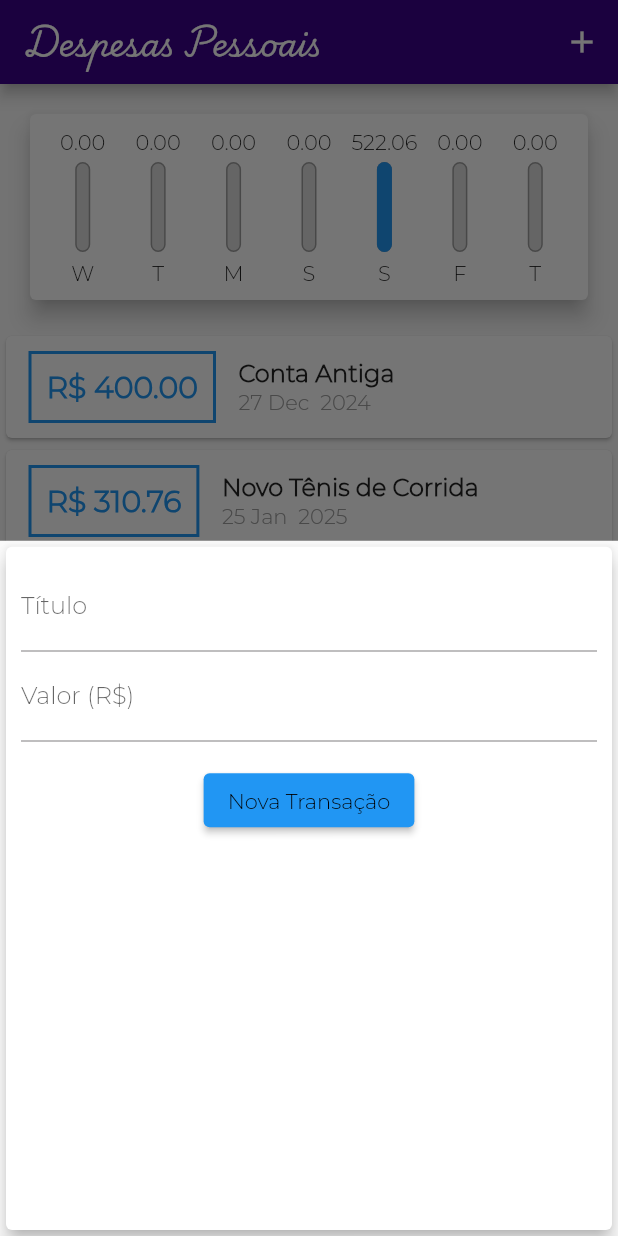
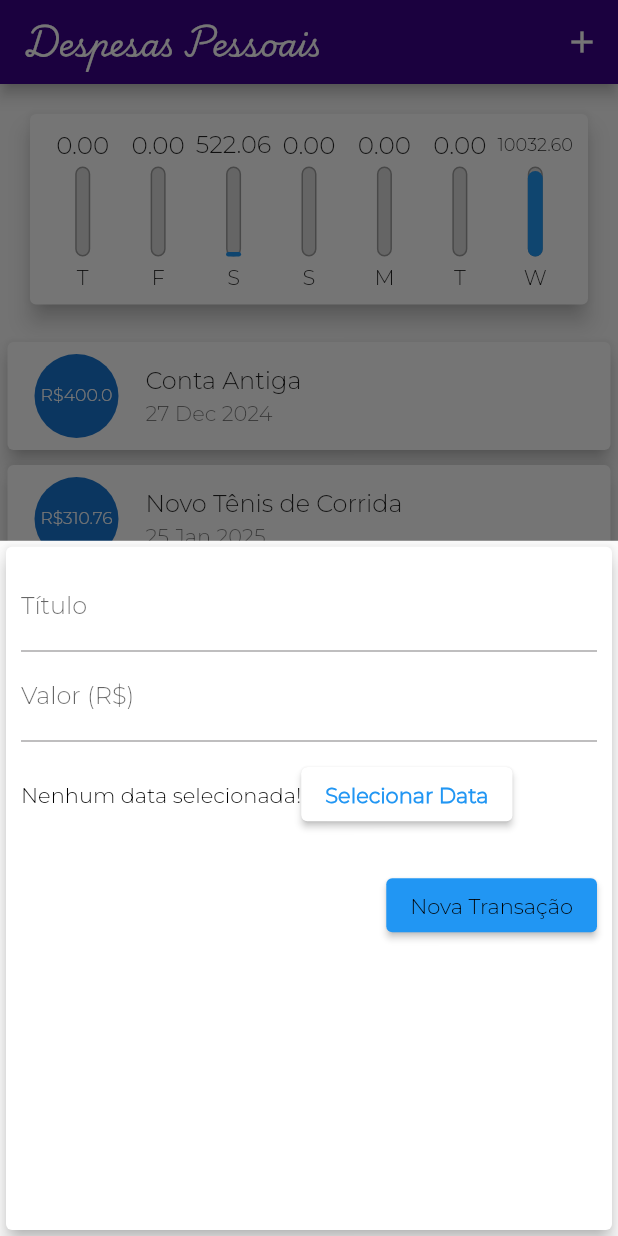
Before and after one commit to aguustinn/Aplicativo-de-Despesas, a Flutter app: the screen it shows after launch, after a tap on the "add" icon, on a phone screen of 412 x 824 dp. Run offline on Flutter 3.47's test engine with Material 3 defaults, Android fonts, the phone set to English and light mode, and no system bars.

Commit message:
Adicionando novos botões no modal para a seleção do usuário

```diff
--- a/lib/components/chart.dart
+++ b/lib/components/chart.dart
@@ -30,7 +30,7 @@ class Chart extends StatelessWidget {
         'day': DateFormat.E().format(weekDay)[0],
         'value': totalSum,
       };
-    });
+    }).reversed.toList();
   }
 
   double get weekTotalValue {
--- a/lib/components/chart_bar.dart
+++ b/lib/components/chart_bar.dart
@@ -11,9 +11,10 @@ class ChartBar extends StatelessWidget {
   Widget build(BuildContext context) {
     return Column(
       children: [
-        FittedBox(
-          child: Text('${value.toStringAsFixed(2)}')
-          ),
+        Container(
+          height: 20,
+          child: FittedBox(child: Text('${value.toStringAsFixed(2)}')),
+        ),
         SizedBox(height: 5),
         Container(
           height: 60,
--- a/lib/components/transaction_form.dart
+++ b/lib/components/transaction_form.dart
@@ -47,8 +47,28 @@ class _TransactionFormState extends State<TransactionForm> {
                 labelText: 'Valor (R\$)',
               ),
             ),
+            Container(
+              height: 70,
+              child: Row(
+                children: [
+                  Text(
+                    'Nenhum data selecionada!',
+                    style: TextStyle(color: Colors.black),
+                  ),
+                  ElevatedButton(
+                    onPressed: () {},
+                    child: Text(
+                      'Selecionar Data',
+                      style: TextStyle(
+                          fontWeight: FontWeight.bold,
+                          color: Theme.of(context).primaryColor),
+                    ),
+                  ),
+                ],
+              ),
+            ),
             Row(
-              mainAxisAlignment: MainAxisAlignment.center,
+              mainAxisAlignment: MainAxisAlignment.end,
               children: [
                 Container(
                   margin: EdgeInsets.only(top: 15),
--- a/lib/components/transaction_list.dart
+++ b/lib/components/transaction_list.dart
@@ -37,45 +37,27 @@ class TransactionList extends StatelessWidget {
               itemBuilder: (ctx, index) {
                 final tr = transactions[index];
                 return Card(
-                  child: Row(
-                    children: [
-                      Container(
+                  elevation: 5,
                   margin: EdgeInsets.symmetric(
-                          horizontal: 15,
-                          vertical: 10,
+                    vertical: 5,
+                    horizontal: 5,
                   ),
-                        decoration: BoxDecoration(
-                            border: Border.all(
-                          color: Theme.of(context).primaryColor,
-                          width: 2,
-                        )),
-                        padding: EdgeInsets.all(10),
-                        child: Text(
-                          'R\$ ${tr.value.toStringAsFixed(2)}',
-                          style: TextStyle(
-                            fontWeight: FontWeight.bold,
-                            fontSize: 20,
-                            color: Theme.of(context).primaryColor,
+                  child: ListTile(
+                    leading: CircleAvatar(
+                      radius: 30,
+                      child: Padding(
+                        padding: const EdgeInsets.all(6),
+                        child: FittedBox(
+                          child: Text('R\$${tr.value}'),
                         ),
                       ),
                     ),
-                      Column(
-                        crossAxisAlignment: CrossAxisAlignment.start,
-                        children: [
-                          Text(
+                    title: Text(
                       tr.title,
-                            style: TextStyle(
-                                fontSize: 16, fontWeight: FontWeight.bold),
                     ),
-                          Text(
-                            DateFormat('d MMM  y').format(tr.date),
-                            style: TextStyle(
-                              color: Colors.grey,
+                    subtitle: Text(
+                      DateFormat('d MMM y').format(tr.date),
                     ),
-                          ),
-                        ],
-                      )
-                    ],
                   ),
                 );
               },
--- a/lib/main.dart
+++ b/lib/main.dart
@@ -60,6 +60,18 @@ class HomePageState extends State<HomePage> {
       title: 'Conta de Luz',
       value: 211.3,
       date: DateTime.now().subtract(Duration(days: 4)),
+    ),
+    Transaction(
+      id: 't3',
+      title: 'Cartão de Crédito',
+      value: 10021.30,
+      date: DateTime.now(),
+    ),
+    Transaction(
+      id: 't4',
+      title: 'Lanche',
+      value: 11.3,
+      date: DateTime.now(),
     ),
   ];
 
```
Lines whose indentation alone changed are shown as unchanged.
